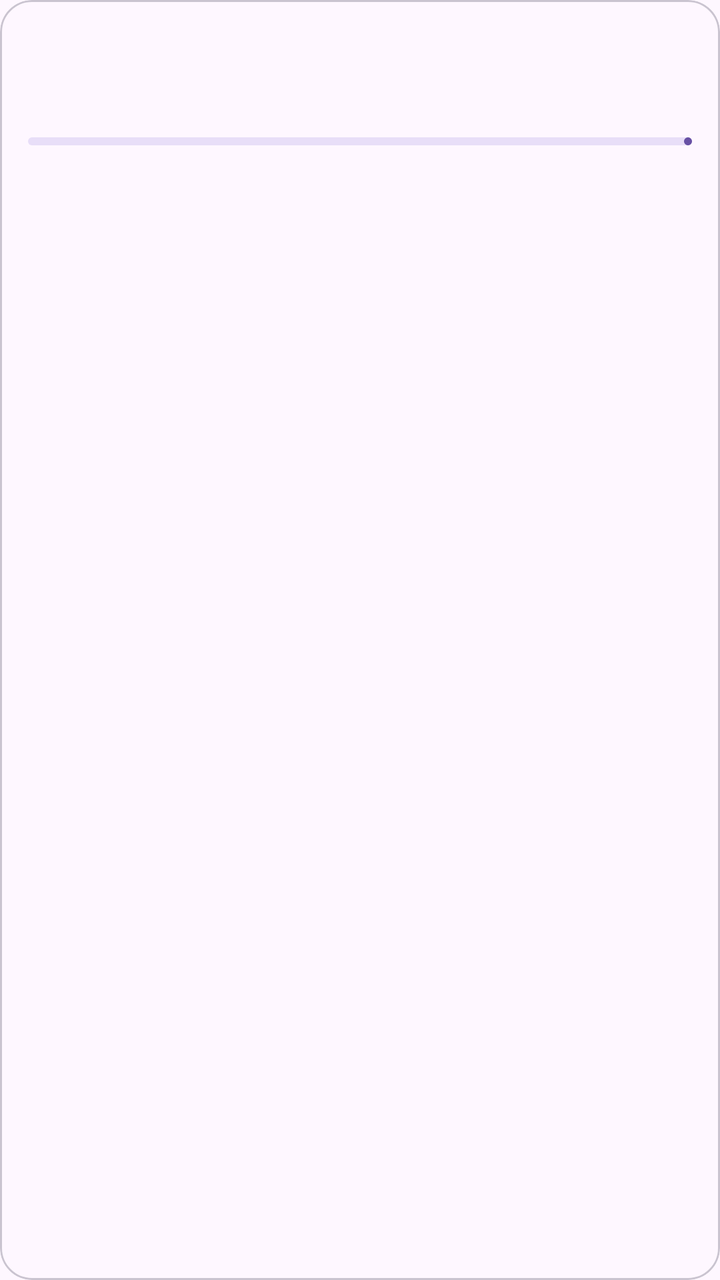
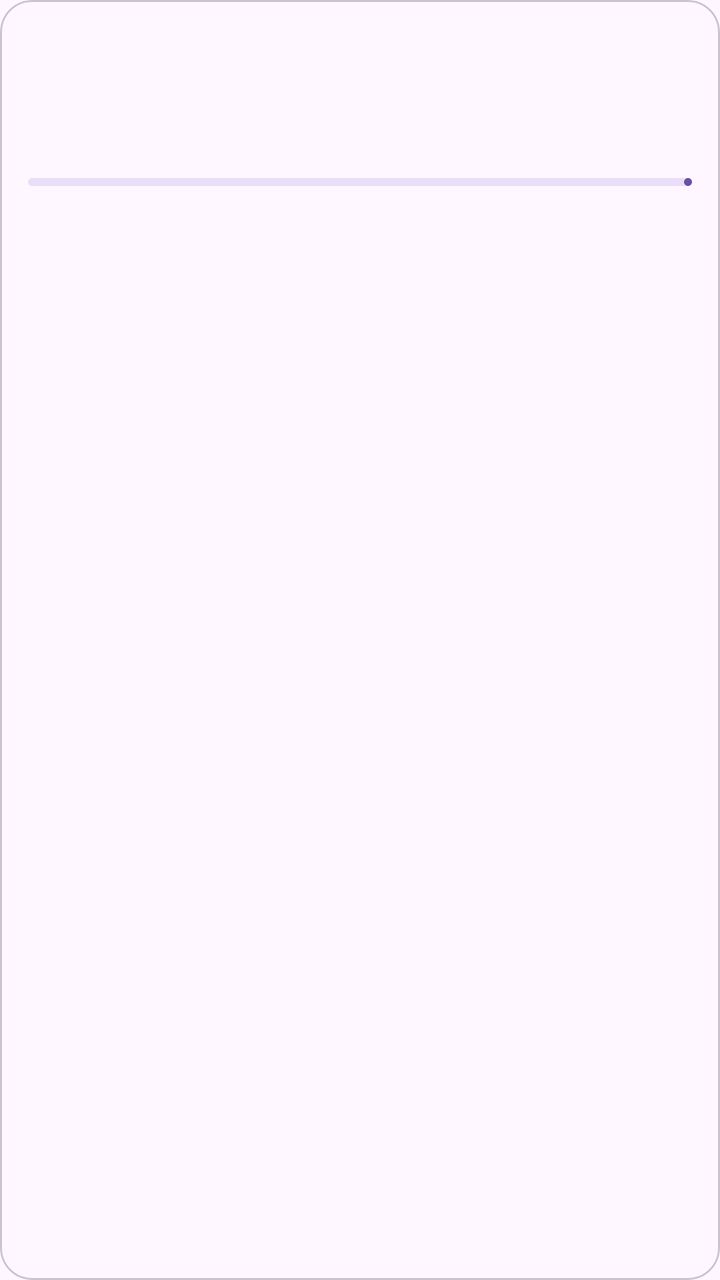

Compare the two renders of this Android layout. The source of the first and the diff that turns it into the second are given below.
<!-- AndroidManifest.xml: application theme Theme.OmniFiles -->
<!-- res/layout/item_storage_category.xml -->
<?xml version="1.0" encoding="utf-8"?>
<com.google.android.material.card.MaterialCardView xmlns:android="http://schemas.android.com/apk/res/android"
    xmlns:app="http://schemas.android.com/apk/res-auto"
    android:layout_width="match_parent"
    android:layout_height="wrap_content"
    android:layout_marginBottom="8dp"
    app:cardCornerRadius="16dp"
    app:cardElevation="0dp">

    <LinearLayout
        android:layout_width="match_parent"
        android:layout_height="wrap_content"
        android:orientation="vertical"
        android:padding="14dp">

        <TextView
            android:id="@+id/categoryName"
            android:layout_width="match_parent"
            android:layout_height="wrap_content"
            android:textAppearance="?attr/textAppearanceTitleMedium" />

        <TextView
            android:id="@+id/categoryMeta"
            android:layout_width="match_parent"
            android:layout_height="wrap_content"
            android:layout_marginTop="4dp"
            android:textAppearance="?attr/textAppearanceBodyMedium" />

        <com.google.android.material.progressindicator.LinearProgressIndicator
            android:id="@+id/categoryProgress"
            android:layout_width="match_parent"
            android:layout_height="wrap_content"
            android:layout_marginTop="10dp"
            android:max="1000"
            android:progress="0" />
    </LinearLayout>
</com.google.android.material.card.MaterialCardView>
<!-- resources referenced by this layout -->
<resources>
  <style name="Theme.OmniFiles" parent="Theme.Material3.DayNight.NoActionBar">
          <item name="android:windowActionModeOverlay">true</item>
          <item name="android:windowLightStatusBar" tools:targetApi="m">?attr/isLightTheme</item>
          <item name="android:navigationBarColor">@android:color/transparent</item>
          <item name="android:statusBarColor">@android:color/transparent</item>
      </style>
</resources>

<!-- the commit's change to res/layout/item_storage_category.xml (unified diff, before → after) -->
@@ -4,6 +4,9 @@
     android:layout_width="match_parent"
     android:layout_height="wrap_content"
     android:layout_marginBottom="8dp"
+    android:clickable="true"
+    android:focusable="true"
+    android:foreground="?attr/selectableItemBackground"
     app:cardCornerRadius="16dp"
     app:cardElevation="0dp">
 
@@ -26,6 +29,13 @@
             android:layout_marginTop="4dp"
             android:textAppearance="?attr/textAppearanceBodyMedium" />
 
+        <TextView
+            android:id="@+id/categoryHint"
+            android:layout_width="match_parent"
+            android:layout_height="wrap_content"
+            android:layout_marginTop="4dp"
+            android:textAppearance="?attr/textAppearanceBodySmall" />
+
         <com.google.android.material.progressindicator.LinearProgressIndicator
             android:id="@+id/categoryProgress"
             android:layout_width="match_parent"
